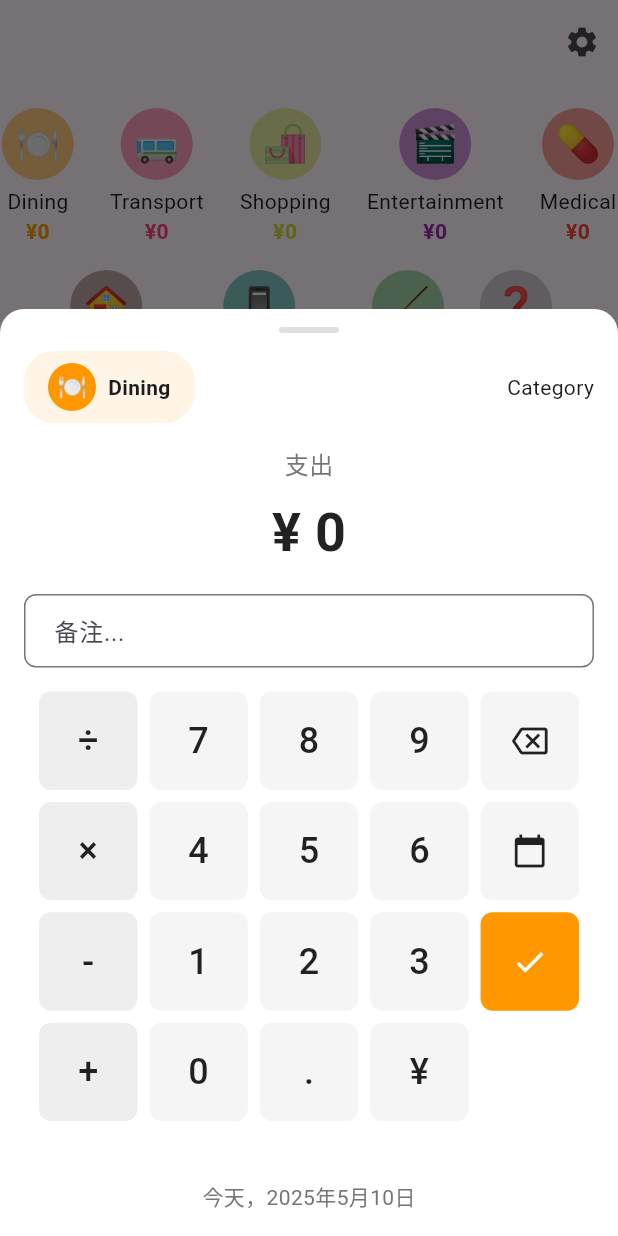
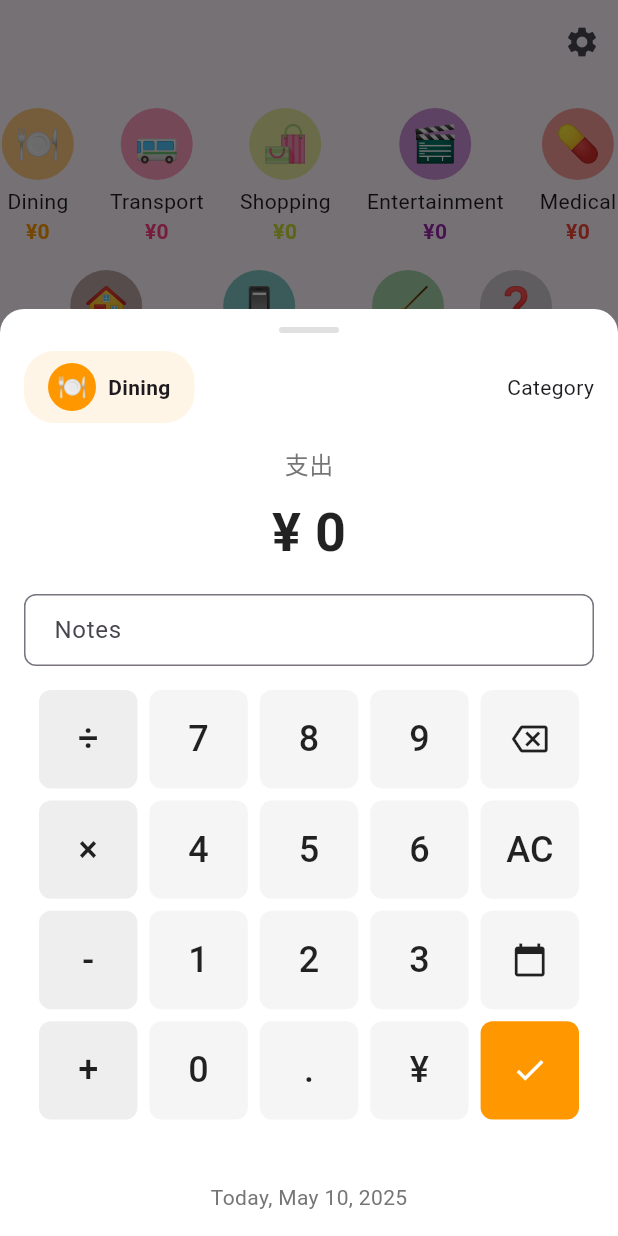
Before and after one commit to camtrik/money-manager-flutter, a Flutter app: the screen it shows after launch, after a tap on "🍽️", on a phone screen of 412 x 824 dp. Run offline on Flutter 3.47's test engine with Material 3 defaults, Android fonts, the phone set to English and light mode, and no system bars; drawn by our look-alikes of fl_chart; our stand-ins replace hive, hive_flutter; accounts and stored records are empty.

Commit message:
improved add tx sheet

```diff
--- a/lib/l10n/app_en.arb
+++ b/lib/l10n/app_en.arb
@@ -20,5 +20,7 @@
   "startingBalance": "Starting Balance",
   "endingBalance": "Ending Balance",
   "selectMonth": "Select Month",
-  "bankCard": "Bank Card"
+  "bankCard": "Bank Card",
+  "notes": "Notes",
+  "today": "Today"
 }
--- a/lib/l10n/app_ja.arb
+++ b/lib/l10n/app_ja.arb
@@ -20,5 +20,7 @@
   "startingBalance": "開始残高",
   "endingBalance": "期末残高",
   "selectMonth": "月を選択",
-  "bankCard": "銀行カード"
+  "bankCard": "銀行カード",
+  "notes": "メモ",
+  "today": "今日"
 }
--- a/lib/l10n/app_zh.arb
+++ b/lib/l10n/app_zh.arb
@@ -20,5 +20,7 @@
   "startingBalance": "起始余额",
   "endingBalance": "期末余额",
   "selectMonth": "选择月份",
-  "bankCard": "银行卡"
+  "bankCard": "银行卡",
+  "notes": "备注",
+  "today": "今天"
 }
--- a/lib/l10n/gen/app_localizations.dart
+++ b/lib/l10n/gen/app_localizations.dart
@@ -222,6 +222,18 @@ abstract class AppLocalizations {
   /// In en, this message translates to:
   /// **'Bank Card'**
   String get bankCard;
+
+  /// No description provided for @notes.
+  ///
+  /// In en, this message translates to:
+  /// **'Notes'**
+  String get notes;
+
+  /// No description provided for @today.
+  ///
+  /// In en, this message translates to:
+  /// **'Today'**
+  String get today;
 }
 
 class _AppLocalizationsDelegate extends LocalizationsDelegate<AppLocalizations> {
--- a/lib/l10n/gen/app_localizations_en.dart
+++ b/lib/l10n/gen/app_localizations_en.dart
@@ -72,4 +72,10 @@ class AppLocalizationsEn extends AppLocalizations {
 
   @override
   String get bankCard => 'Bank Card';
+
+  @override
+  String get notes => 'Notes';
+
+  @override
+  String get today => 'Today';
 }
--- a/lib/l10n/gen/app_localizations_ja.dart
+++ b/lib/l10n/gen/app_localizations_ja.dart
@@ -72,4 +72,10 @@ class AppLocalizationsJa extends AppLocalizations {
 
   @override
   String get bankCard => '銀行カード';
+
+  @override
+  String get notes => 'メモ';
+
+  @override
+  String get today => '今日';
 }
--- a/lib/l10n/gen/app_localizations_zh.dart
+++ b/lib/l10n/gen/app_localizations_zh.dart
@@ -72,4 +72,10 @@ class AppLocalizationsZh extends AppLocalizations {
 
   @override
   String get bankCard => '银行卡';
+
+  @override
+  String get notes => '备注';
+
+  @override
+  String get today => '今天';
 }
--- a/lib/main.dart
+++ b/lib/main.dart
@@ -73,7 +73,7 @@ class _MyAppState extends State<MyApp> {
             supportedLocales: const [
               Locale('en'),
               Locale('zh'),
-              Locale('jp'),
+              Locale('ja'),
             ],
             title: 'Money Manager',
             home: Builder(
--- a/lib/screens/add_tx_sheet.dart
+++ b/lib/screens/add_tx_sheet.dart
@@ -1,4 +1,6 @@
+// This file is almost fully generated by Claude 3.7 Sonnet
 import 'package:flutter/material.dart';
+import 'package:money_manager/utils/date_formatter.dart';
 import 'package:provider/provider.dart';
 import 'package:money_manager/models/category.dart';
 import 'package:money_manager/models/transaction.dart';
@@ -8,7 +10,7 @@ import 'package:money_manager/l10n/gen/app_localizations.dart';
 class AddTransactionSheet extends StatefulWidget {
   final Category category;
 
-  const AddTransactionSheet({Key? key, required this.category}) : super(key: key);
+  const AddTransactionSheet({super.key, required this.category});
 
   @override
   State<AddTransactionSheet> createState() => _AddTransactionSheetState();
@@ -19,6 +21,7 @@ class _AddTransactionSheetState extends State<AddTransactionSheet> {
   String _currency = 'CNY';
   DateTime _date = DateTime.now();
   final TextEditingController _remarkController = TextEditingController();
+
 
   void _onNumberPressed(String value) {
     setState(() {
@@ -123,7 +126,7 @@ class _AddTransactionSheetState extends State<AddTransactionSheet> {
                 Container(
                   padding: const EdgeInsets.symmetric(horizontal: 16, vertical: 8),
                   decoration: BoxDecoration(
-                    color: Color(widget.category.colorValue).withOpacity(0.1),
+                    color: Color(widget.category.colorValue).withValues(alpha: 0.1),
                     borderRadius: BorderRadius.circular(20),
                   ),
                   child: Row(
@@ -174,7 +177,7 @@ class _AddTransactionSheetState extends State<AddTransactionSheet> {
             child: TextField(
               controller: _remarkController,
               decoration: InputDecoration(
-                hintText: '备注...',
+                hintText: l10n.notes,
                 border: OutlineInputBorder(
                   borderRadius: BorderRadius.circular(8),
                   borderSide: BorderSide(color: Colors.grey.shade300),
@@ -211,7 +214,8 @@ class _AddTransactionSheetState extends State<AddTransactionSheet> {
                         _buildCalculatorButton('4', onPressed: () => _onNumberPressed('4')),
                         _buildCalculatorButton('5', onPressed: () => _onNumberPressed('5')),
                         _buildCalculatorButton('6', onPressed: () => _onNumberPressed('6')),
-                        _buildIconButton(Icons.calendar_today, onPressed: _showDatePicker),
+                        _buildCalculatorButton('AC', onPressed: _onClearPressed),
+
                       ]),
                       const SizedBox(height: 8),
 
@@ -221,12 +225,7 @@ class _AddTransactionSheetState extends State<AddTransactionSheet> {
                         _buildCalculatorButton('1', onPressed: () => _onNumberPressed('1')),
                         _buildCalculatorButton('2', onPressed: () => _onNumberPressed('2')),
                         _buildCalculatorButton('3', onPressed: () => _onNumberPressed('3')),
-                        _buildIconButton(
-                          Icons.check,
-                          onPressed: _saveTransaction,
-                          backgroundColor: Color(widget.category.colorValue),
-                          iconColor: Colors.white,
-                        ),
+                        _buildIconButton(Icons.calendar_today, onPressed: _showDatePicker),
                       ]),
                       const SizedBox(height: 8),
 
@@ -236,7 +235,12 @@ class _AddTransactionSheetState extends State<AddTransactionSheet> {
                         _buildCalculatorButton('0', onPressed: () => _onNumberPressed('0')),
                         _buildCalculatorButton('.', onPressed: _onDecimalPressed),
                         _buildCalculatorButton('¥', onPressed: () {}),
-                        _buildEmptyButton(), // 修复错位问题：使用空按钮代替 SizedBox
+                        _buildIconButton(
+                          Icons.check,
+                          onPressed: _saveTransaction,
+                          backgroundColor: Color(widget.category.colorValue),
+                          iconColor: Colors.white,
+                        ),
                       ]),
                     ],
                   ),
@@ -249,7 +253,7 @@ class _AddTransactionSheetState extends State<AddTransactionSheet> {
           Padding(
             padding: const EdgeInsets.all(16),
             child: Text(
-              '今天，${_date.year}年${_date.month}月${_date.day}日',
+              '${l10n.today}, ${DateFormatter.formatDate(_date, context)}',
               style: TextStyle(color: Colors.grey.shade600),
             ),
           ),
@@ -347,17 +351,4 @@ class _AddTransactionSheetState extends State<AddTransactionSheet> {
       ),
     );
   }
-
-  // 添加新方法：创建空占位符按钮
-  Widget _buildEmptyButton() {
-    return Expanded(
-      child: Padding(
-        padding: const EdgeInsets.symmetric(horizontal: 4),
-        child: AspectRatio(
-          aspectRatio: 1,
-          child: Container(), // 空容器作为占位符
-        ),
-      ),
-    );
-  }
 }
--- a/lib/screens/settings_screen.dart
+++ b/lib/screens/settings_screen.dart
@@ -40,7 +40,7 @@ class SettingsScreen extends StatelessWidget {
     switch (languageCode) {
       case 'en': return l10n.english;
       case 'zh': return l10n.chinese;
-      case 'jp': return l10n.japanese;
+      case 'ja': return l10n.japanese;
       default: return l10n.english;
     }
   }
@@ -54,7 +54,7 @@ class SettingsScreen extends StatelessWidget {
           children: [
             _buildLanguageOption(context, settingsProvider, "English", "en"),
             _buildLanguageOption(context, settingsProvider, "中文", "zh"),
-            _buildLanguageOption(context, settingsProvider, "日本語", "jp")
+            _buildLanguageOption(context, settingsProvider, "日本語", "ja")
           ],
         )
       );
```
Also changed, not shown: lib/utils/date_formatter.dart (+2 -79 lines).
